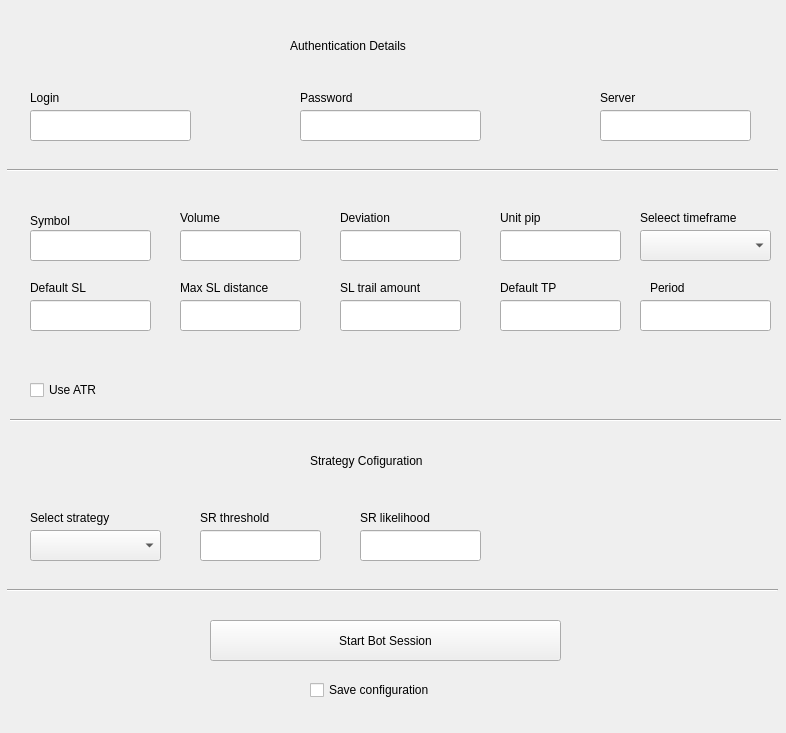
ches-001/tradebot, file GUIs/bot-gui.ui: the form before one commit.
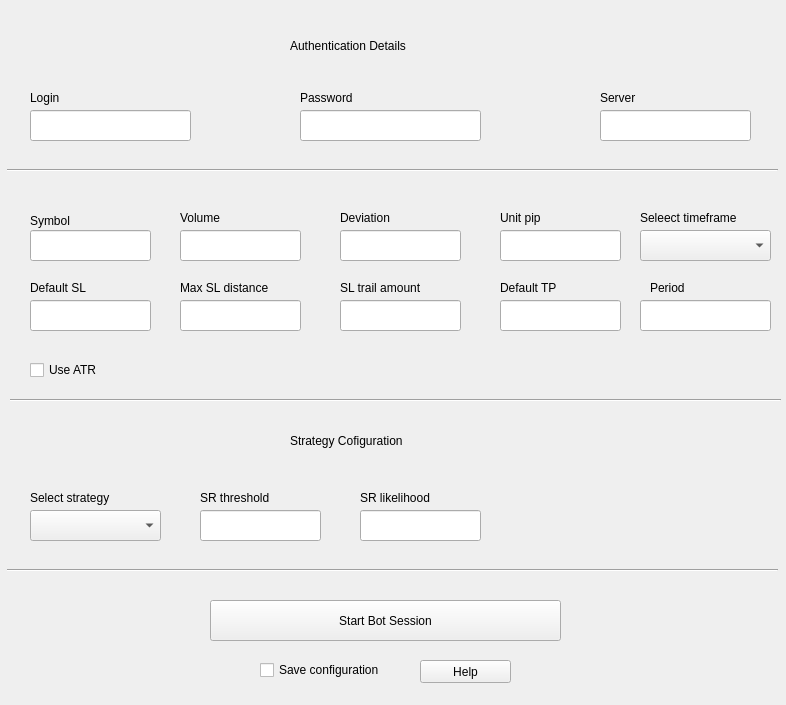
The form after the commit.

What changed in the file:
```diff
--- a/GUIs/bot-gui.ui
+++ b/GUIs/bot-gui.ui
@@ -7,7 +7,7 @@
     <x>0</x>
     <y>0</y>
     <width>786</width>
-    <height>733</height>
+    <height>705</height>
    </rect>
   </property>
   <property name="windowTitle">
@@ -66,7 +66,7 @@
    <property name="geometry">
     <rect>
      <x>210</x>
-     <y>620</y>
+     <y>600</y>
      <width>351</width>
      <height>41</height>
     </rect>
@@ -283,7 +283,7 @@
    <property name="geometry">
     <rect>
      <x>30</x>
-     <y>380</y>
+     <y>360</y>
      <width>76</width>
      <height>20</height>
     </rect>
@@ -295,9 +295,9 @@
   <widget class="QCheckBox" name="save_config">
    <property name="geometry">
     <rect>
-     <x>310</x>
-     <y>680</y>
-     <width>191</width>
+     <x>260</x>
+     <y>660</y>
+     <width>151</width>
      <height>20</height>
     </rect>
    </property>
@@ -309,7 +309,7 @@
    <property name="geometry">
     <rect>
      <x>360</x>
-     <y>530</y>
+     <y>510</y>
      <width>121</width>
      <height>31</height>
     </rect>
@@ -319,7 +319,7 @@
    <property name="geometry">
     <rect>
      <x>200</x>
-     <y>530</y>
+     <y>510</y>
      <width>121</width>
      <height>31</height>
     </rect>
@@ -339,7 +339,7 @@
    <property name="geometry">
     <rect>
      <x>30</x>
-     <y>530</y>
+     <y>510</y>
      <width>131</width>
      <height>31</height>
     </rect>
@@ -349,7 +349,7 @@
    <property name="geometry">
     <rect>
      <x>30</x>
-     <y>510</y>
+     <y>490</y>
      <width>111</width>
      <height>16</height>
     </rect>
@@ -375,7 +375,7 @@
    <property name="geometry">
     <rect>
      <x>360</x>
-     <y>510</y>
+     <y>490</y>
      <width>101</width>
      <height>16</height>
     </rect>
@@ -388,7 +388,7 @@
    <property name="geometry">
     <rect>
      <x>200</x>
-     <y>510</y>
+     <y>490</y>
      <width>91</width>
      <height>16</height>
     </rect>
@@ -414,7 +414,7 @@
    <property name="geometry">
     <rect>
      <x>10</x>
-     <y>410</y>
+     <y>390</y>
      <width>771</width>
      <height>20</height>
     </rect>
@@ -449,8 +449,8 @@
   <widget class="QLabel" name="strategy_title">
    <property name="geometry">
     <rect>
-     <x>310</x>
-     <y>440</y>
+     <x>290</x>
+     <y>420</y>
      <width>361</width>
      <height>41</height>
     </rect>
@@ -476,7 +476,7 @@
    <property name="geometry">
     <rect>
      <x>7</x>
-     <y>580</y>
+     <y>560</y>
      <width>771</width>
      <height>20</height>
     </rect>
@@ -485,6 +485,19 @@
     <enum>Qt::Horizontal</enum>
    </property>
   </widget>
+  <widget class="QPushButton" name="help_button">
+   <property name="geometry">
+    <rect>
+     <x>420</x>
+     <y>660</y>
+     <width>91</width>
+     <height>23</height>
+    </rect>
+   </property>
+   <property name="text">
+    <string>Help</string>
+   </property>
+  </widget>
  </widget>
  <resources/>
  <connections/>
```
Left out of the diff: 2 changed lines with no effect on the pictures.
